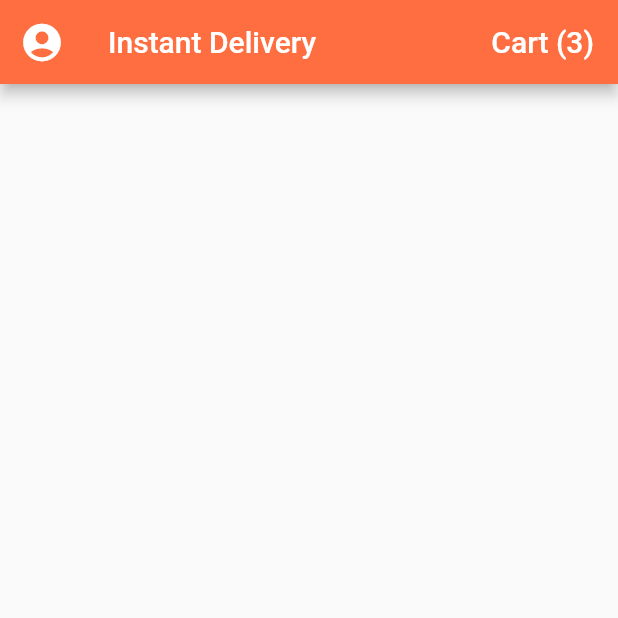
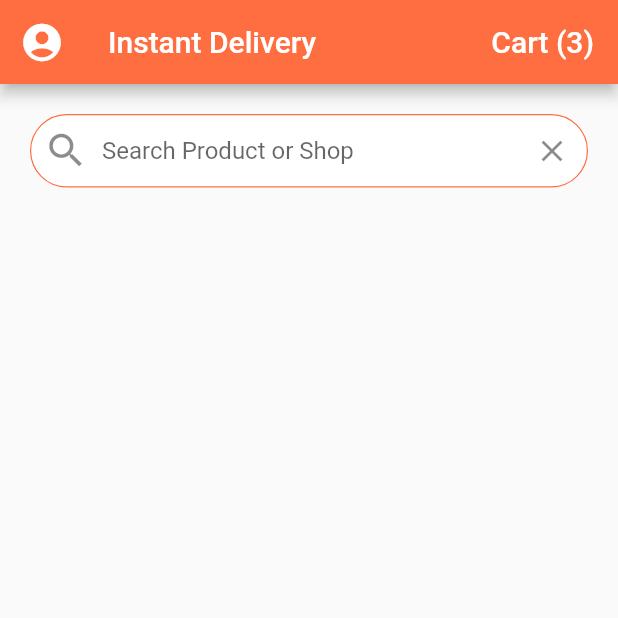
Before and after one commit to ron93/DeliveryApp_flutter, a Flutter app: the screen it shows after launch, on a phone screen of 412 x 824 dp, the top half of it. Run offline on Flutter 3.47's test engine with Material 2 defaults, Android fonts, the phone set to English and light mode, and no system bars.

Commit message:
home_screen : seach bar and search iconButton

```diff
--- a/lib/screens/home_screen.dart
+++ b/lib/screens/home_screen.dart
@@ -32,6 +32,40 @@ class _HomeScreenState extends State<HomeScreen> {
           )
         ],
       ),
+
+      body: ListView(
+        children: <Widget>[
+          Padding(padding: EdgeInsets.all(20.0),
+          child: TextField(
+            decoration: InputDecoration(
+              contentPadding: EdgeInsets.symmetric(vertical: 15.0),
+              fillColor: Colors.white,
+              filled: true,
+              border: OutlineInputBorder(
+                borderRadius: BorderRadius.circular(30.0),
+                borderSide: BorderSide(width: 0.8),
+              ),
+              enabledBorder: OutlineInputBorder(
+                borderRadius: BorderRadius.circular(30.0),
+                borderSide: BorderSide(width: 0.8,
+                color: Theme.of(context).primaryColor
+                ),
+              ),
+              hintText: 'Search Product or Shop',
+              prefixIcon: Icon(
+                Icons.search,
+                size: 30.0,
+              ),
+              suffixIcon: IconButton(
+                icon: Icon(Icons.clear),
+                onPressed: () {},
+              )
+
+            ),
+          ),
+          )
+        ],
+      ),
     );
   }
 }
```
